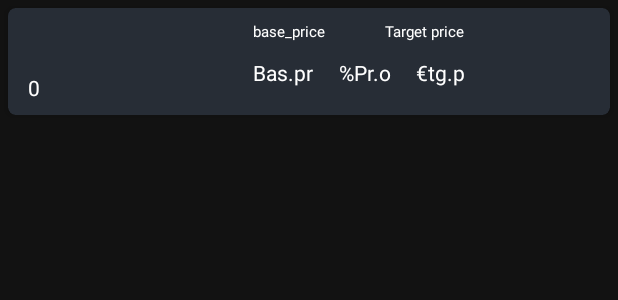
After one commit to FMAcostaCurbelo/CryoTechApp, an Android app: the layout card_view_target.xml on its own in the app's theme, with its tools: preview values and no code run, on a phone screen of 412 x 824 dp. The commit adds this screen. Shown: the top 300 px of the screen. Run offline under Robolectric (Android 15) with nearby library versions, the phone set to English and light mode, and no system bars; network calls fail.

Commit message:
Added another modal for target

```diff
--- a/app/src/main/res/layout/activity_main.xml
+++ b/app/src/main/res/layout/activity_main.xml
@@ -24,11 +24,10 @@
 
 
     <androidx.recyclerview.widget.RecyclerView
+        android:id="@+id/IDRCurrencies"
         android:layout_width="match_parent"
         android:layout_height="match_parent"
-        android:layout_below="@+id/IDEdtSearch"
-        android:id="@+id/IDRCurrencies"
-        />
+        android:layout_below="@+id/IDEdtSearch" />
 
     <ProgressBar
         android:layout_width="wrap_content"
--- /dev/null
+++ b/app/src/main/res/layout/card_view_target.xml
@@ -0,0 +1,111 @@
+<?xml version="1.0" encoding="utf-8"?>
+<androidx.cardview.widget.CardView xmlns:android="http://schemas.android.com/apk/res/android"
+    xmlns:app="http://schemas.android.com/apk/res-auto"
+    app:cardCornerRadius="5dp"
+    app:cardBackgroundColor="@color/black_shade_2"
+    app:cardElevation="3dp"
+    android:layout_width="match_parent"
+    android:layout_height="wrap_content"
+    android:layout_margin="5dp">
+
+    <RelativeLayout
+        android:id="@+id/idRLCurrencyTarget"
+        android:layout_width="match_parent"
+        android:layout_height="71dp">
+
+        <TextView
+            android:id="@+id/IDTVCurrencyNameTarget"
+            android:layout_width="wrap_content"
+            android:layout_height="wrap_content"
+            android:layout_marginLeft="10dp"
+            android:layout_marginTop="10dp"
+            android:padding="3dp"
+            android:text=""
+            android:textColor="@color/white" />
+
+        <ImageView
+            android:id="@+id/IDImagenViewTarget"
+            android:layout_width="59dp"
+            android:layout_height="52dp"
+            android:layout_marginLeft="90dp"
+            android:layout_marginTop="10dp"
+            android:layout_marginBottom="10dp" />
+
+        <TextView
+            android:id="@+id/IDTVCurrencyCurrentPriceTarget"
+            android:layout_width="wrap_content"
+            android:layout_height="wrap_content"
+            android:layout_marginLeft="10dp"
+            android:layout_marginTop="40dp"
+            android:padding="3dp"
+            android:text="0"
+            android:textColor="@color/white" />
+
+        <TextView
+            android:id="@+id/IDTVCurrencyBasePriceTarget"
+            android:layout_width="wrap_content"
+            android:layout_height="wrap_content"
+            android:layout_marginLeft="20dp"
+            android:layout_marginTop="30dp"
+            android:layout_marginStart="160dp"
+            android:padding="3dp"
+            android:text="Bas.pr"
+            android:textColor="@color/white" />
+
+
+        <ImageView
+            android:id="@+id/IDarrowImageTarget"
+            android:layout_width="wrap_content"
+            android:layout_height="wrap_content"
+            android:layout_centerInParent="true"
+            android:layout_marginLeft="5dp"
+            android:layout_toEndOf="@+id/IDTVCurrencyBasePriceTarget"
+            android:scaleType="fitXY" />
+
+        <TextView
+            android:id="@+id/IDTVCurrencyProgressTarget"
+            android:layout_width="wrap_content"
+            android:layout_height="wrap_content"
+            android:layout_marginTop="30dp"
+            android:layout_marginLeft="5dp"
+            android:layout_toEndOf="@+id/IDarrowImageTarget"
+            android:padding="3dp"
+            android:text="%Pr.o"
+            android:textColor="@color/white" />
+
+        <TextView
+            android:id="@+id/IDTVTargetPrice"
+            android:layout_width="wrap_content"
+            android:layout_height="wrap_content"
+            android:layout_marginStart="10dp"
+            android:layout_marginTop="30dp"
+            android:layout_toEndOf="@+id/IDTVCurrencyProgressTarget"
+            android:padding="3dp"
+            android:text="€tg.p"
+            android:textColor="@color/white" />
+
+        <TextView
+            android:id="@+id/IDTVCurrencytargetPriceTargetLabel"
+            android:layout_width="wrap_content"
+            android:layout_height="wrap_content"
+            android:layout_alignStart="@id/IDTVCurrencyBasePriceTarget"
+            android:layout_marginTop="5dp"
+            android:padding="3dp"
+            android:text="base_price"
+            android:textColor="@color/white"
+            android:textSize="10sp" />
+
+        <TextView
+            android:id="@+id/IDTVTargetPriceLabel"
+            android:layout_width="wrap_content"
+            android:layout_height="wrap_content"
+            android:layout_alignEnd="@+id/IDTVTargetPrice"
+            android:layout_marginTop="5dp"
+            android:padding="3dp"
+            android:text="Target price"
+            android:textColor="@color/white"
+            android:textSize="10sp" />
+
+
+    </RelativeLayout>
+</androidx.cardview.widget.CardView>
--- a/app/src/main/res/menu/menu_main.xml
+++ b/app/src/main/res/menu/menu_main.xml
@@ -28,5 +28,11 @@
         android:title="favorites"
         android:icon="@drawable/fill_star"
         app:showAsAction="always" />
+    <item
+        android:id="@+id/action_target"
+        android:orderInCategory="400"
+        android:title="favorites"
+        android:icon="@drawable/alerts_icon"
+        app:showAsAction="always" />
 
 </menu>
```
Also changed, not shown: app/src/main/java/com/femaaccu/cryotechapp/MainActivity.java (+48 -4 lines), app/src/main/java/com/femaaccu/cryotechapp/TargetRVAdapter.java (added, +108 -0 lines), app/src/main/java/com/femaaccu/cryotechapp/TargetRVModal.java (added, +71 -0 lines).
